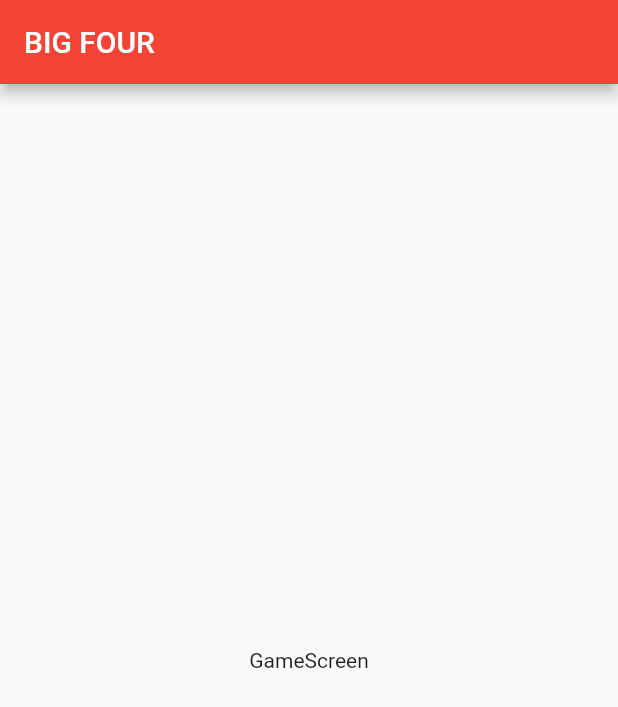
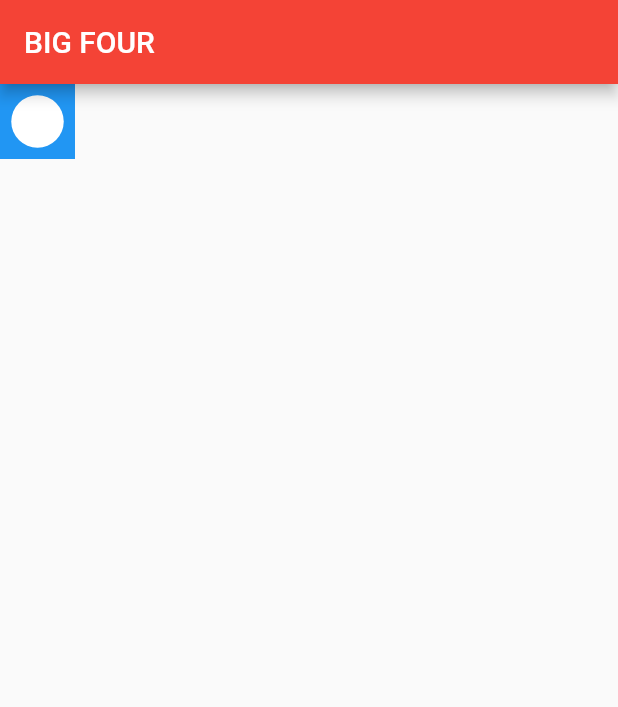
Before and after one commit to arcreane/the-big-4, a Flutter app: the screen it shows after launch, on a phone screen of 412 x 824 dp. Shown: the top 707 px of the screen. Run offline on Flutter 3.47's test engine with Material 2 defaults, Android fonts, the phone set to English and light mode, and no system bars.

Commit message:
UI of one case
creation of class game body who will contain the core of our app, btw gamescreen contain gamebody + Ui of one case

```diff
--- a/lib/screens/game_screen/game_screen.dart
+++ b/lib/screens/game_screen/game_screen.dart
@@ -1,4 +1,5 @@
 import 'package:flutter/material.dart';
+import 'widgets/game_body.dart';
 
 class GameScreen extends StatelessWidget {
   const GameScreen({Key? key}) : super(key: key);
@@ -6,12 +7,9 @@ class GameScreen extends StatelessWidget {
   @override
   Widget build(BuildContext context) {
     return Scaffold(
-      appBar: AppBar(
-        title: Text('BIG FOUR'),
-      ),
-      body: Center(
-        child: Text('GameScreen'),
-      ),
-    );
+        appBar: AppBar(
+          title: Text('BIG FOUR'),
+        ),
+        body: GameBody());
   }
 }
--- /dev/null
+++ b/lib/screens/game_screen/widgets/game_body.dart
@@ -0,0 +1,28 @@
+import 'package:flutter/material.dart';
+
+class GameBody extends StatelessWidget {
+  const GameBody({Key? key}) : super(key: key);
+
+  @override // Ui of the simple case
+  Widget build(BuildContext context) {
+    return Stack(
+      children: [
+        Container(
+          height: 50,
+          width: 50,
+          color: Colors.blue,
+        ),
+        Positioned.fill(
+            child: Align(
+          alignment: Alignment.center,
+          child: Container(
+            height: 35,
+            width: 35,
+            decoration: BoxDecoration(
+                borderRadius: BorderRadius.circular(32), color: Colors.white),
+          ),
+        ))
+      ],
+    );
+  }
+}
```
